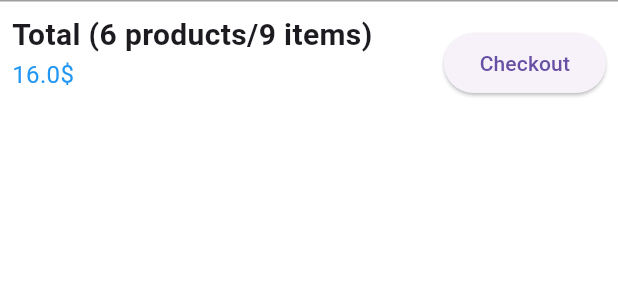
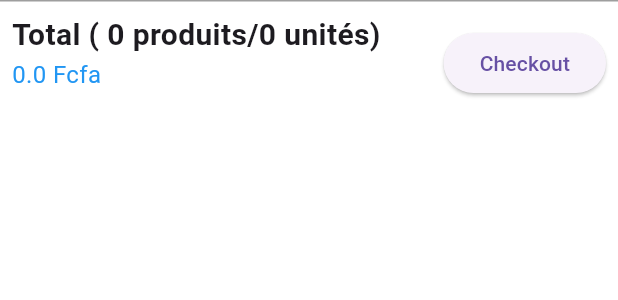
Before and after one commit to Phnix01/wadata_market_v1, a Flutter app: the CartBottomSheetWidget widget shown alone on an empty page, opened directly, on a phone screen of 412 x 824 dp. Shown: the top 300 px of the screen. Run offline on Flutter 3.47's test engine with Material 3 defaults, Android fonts, the phone set to English and light mode, and no system bars; our stand-ins replace card_swiper, fancy_shimmer_image, flutter_iconly, font_awesome_flutter, iconly, image_picker and 2 more; missing offline and left inert: dynamic_height_grid_view; accounts and stored records are empty.

Commit message:
Integrate cart and products providers in CartBottomSheetWidget to display dynamic total and item count

```diff
--- a/lib/screens/cart/bottom_checkout.dart
+++ b/lib/screens/cart/bottom_checkout.dart
@@ -1,6 +1,9 @@
 import 'package:flutter/material.dart';
 import 'package:flutter/src/widgets/framework.dart';
 import 'package:flutter/src/widgets/placeholder.dart';
+import 'package:provider/provider.dart';
+import 'package:smart_shop_v1/providers/cart_provider.dart';
+import 'package:smart_shop_v1/providers/products_provider.dart';
 import 'package:smart_shop_v1/widgets/subtitle_text.dart';
 import 'package:smart_shop_v1/widgets/subtitle_text.dart';
 import 'package:smart_shop_v1/widgets/title_text_widget.dart';
@@ -10,6 +13,8 @@ class CartBottomSheetWidget extends StatelessWidget {
 
   @override
   Widget build(BuildContext context) {
+    final cartProvider = Provider.of<CartProvider>(context);
+    final productsProvider = Provider.of<ProductsProvider>(context);
     return Container(
       decoration: BoxDecoration(
         color: Theme.of(context).scaffoldBackgroundColor,
@@ -27,12 +32,14 @@ class CartBottomSheetWidget extends StatelessWidget {
               Flexible(
                 child: Column(
                   crossAxisAlignment: CrossAxisAlignment.start,
-                  children: const [
+                  children: [
                     FittedBox(
                         child: TitleTextWidget(
-                            label: "Total (6 products/9 items)")),
+                            label:
+                                "Total ( ${cartProvider.getCartItems.length} produits/${cartProvider.getGty()} unités)")),
                     SubtitleTextWidget(
-                      label: "16.0\$",
+                      label:
+                          "${cartProvider.getTotal(productsProvider: productsProvider)} Fcfa",
                       color: Colors.blue,
                     ),
                   ],
```
